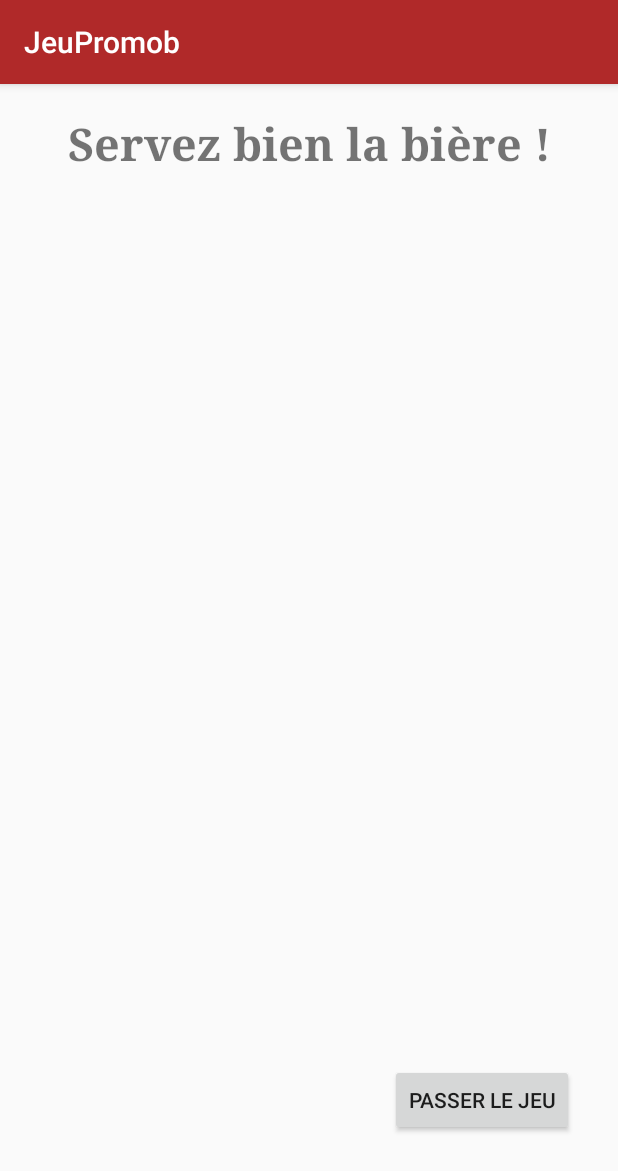
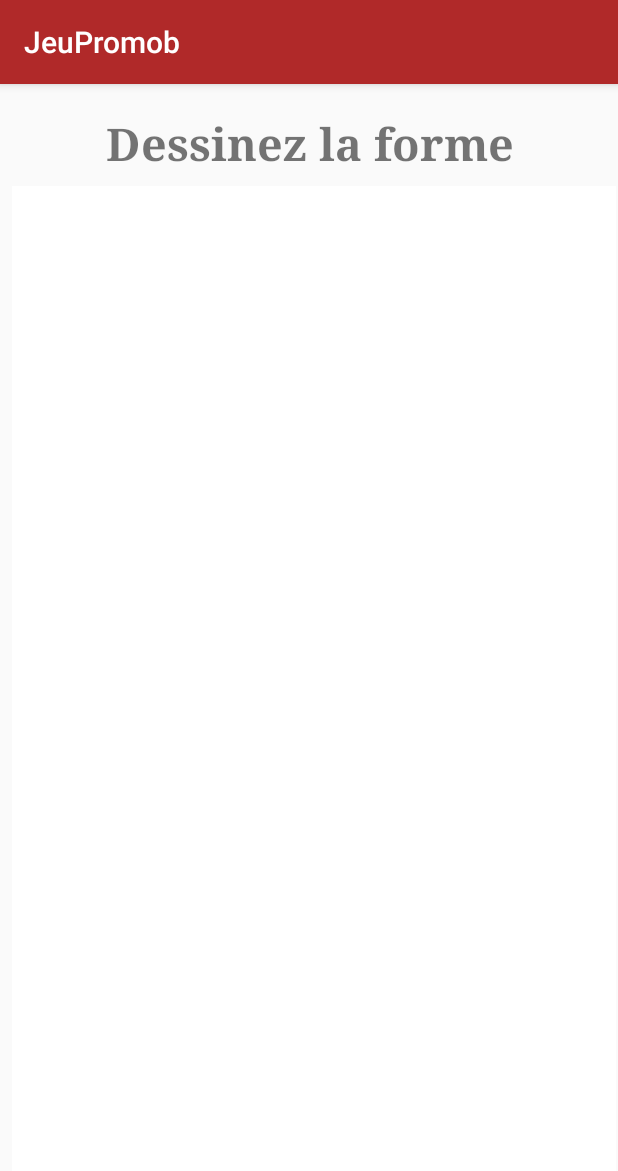
Before and after one commit to TripleDeluxe/JeuPromob, an Android app: the screen it shows after launch (MainActivity), after a tap on "PLAY", on a phone screen of 412 x 824 dp. Shown: the top 1171 px of the screen. Run offline under Robolectric (Android 15) with nearby library versions, the phone set to English and light mode, and no system bars.

Commit message:
jeu dessin implementation d'un mini paint

```diff
--- /dev/null
+++ b/app/src/main/java/com/iot/jeupromob/activity/ShapeGameFragment.java
@@ -0,0 +1,42 @@
+package com.iot.jeupromob.activity;
+
+import android.content.Context;
+import android.net.Uri;
+import android.os.Bundle;
+import android.support.v4.app.Fragment;
+import android.util.DisplayMetrics;
+import android.view.LayoutInflater;
+import android.view.View;
+import android.view.ViewGroup;
+
+import com.iot.jeupromob.R;
+import com.iot.jeupromob.util.PaintView;
+
+public class ShapeGameFragment extends Fragment {
+    private PaintView mPaintView;
+
+    public ShapeGameFragment() {
+    }
+
+    @Override
+    public void onCreate(Bundle savedInstanceState) {
+        super.onCreate(savedInstanceState);
+    }
+
+    @Override
+    public View onCreateView(LayoutInflater inflater, ViewGroup container,
+                             Bundle savedInstanceState) {
+        // Inflate the layout for this fragment
+        return inflater.inflate(R.layout.fragment_shape_game, container, false);
+    }
+
+    @Override
+    public void onStart(){
+        super.onStart();
+
+        mPaintView = (PaintView) getActivity().findViewById(R.id.paintView);
+        DisplayMetrics metrics = new DisplayMetrics();
+        getActivity().getWindowManager().getDefaultDisplay().getMetrics(metrics);
+        mPaintView.init(metrics);
+    }
+}
--- a/app/src/main/java/com/iot/jeupromob/util/GameManager.java
+++ b/app/src/main/java/com/iot/jeupromob/util/GameManager.java
@@ -8,6 +8,7 @@ import com.iot.jeupromob.activity.BeerGameFragment;
 import com.iot.jeupromob.activity.EndFragment;
 import com.iot.jeupromob.activity.PetitBacFragment;
 import com.iot.jeupromob.activity.QuizzGameFragment;
+import com.iot.jeupromob.activity.ShapeGameFragment;
 
 import java.util.ArrayList;
 import java.util.Arrays;
@@ -47,7 +48,8 @@ public class GameManager {
         gamesFragment = new Fragment[]{
                 new PetitBacFragment(),
                 new QuizzGameFragment(),
-                new BeerGameFragment()
+                new BeerGameFragment(),
+                new ShapeGameFragment()
         };
         gamesOrder = Random.shuffleArrayList(new ArrayList<Fragment>(Arrays.asList(gamesFragment)));
         mainActivity.getSupportFragmentManager().beginTransaction().replace(R.id.main_fragment, gamesOrder.get(0)).commit();
--- /dev/null
+++ b/app/src/main/java/com/iot/jeupromob/util/PaintView.java
@@ -0,0 +1,129 @@
+package com.iot.jeupromob.util;
+
+import android.content.Context;
+import android.graphics.Bitmap;
+import android.graphics.BlurMaskFilter;
+import android.graphics.Canvas;
+import android.graphics.Color;
+import android.graphics.EmbossMaskFilter;
+import android.graphics.MaskFilter;
+import android.graphics.Paint;
+import android.graphics.Path;
+import android.util.AttributeSet;
+import android.util.DisplayMetrics;
+import android.view.MotionEvent;
+import android.view.View;
+
+import java.util.ArrayList;
+
+public class PaintView extends View {
+    private final static int M_BRUSH_SIZE = 20;
+    private final static int M_COLOR = Color.BLACK;
+    private static final int M_BACKGROUND_COLOR = Color.WHITE;
+    private static final float M_TOUCH_TOLERANCE = 4;
+
+    private float mX, mY;
+    private Path mPath;
+    private Paint mPaint;
+    private Bitmap mBitmap;
+    private Canvas mCanvas;
+    private ArrayList<FingerPath> mFingerPaths = new ArrayList<>();
+    private Paint mBitmapPaint = new Paint(Paint.DITHER_FLAG);
+
+    public PaintView(Context context) {
+        super(context);
+    }
+
+    public PaintView(Context context, AttributeSet attrs) {
+        super(context, attrs);
+        mPaint = new Paint();
+        mPaint.setAntiAlias(true);
+        mPaint.setDither(true);
+        mPaint.setColor(M_COLOR);
+        mPaint.setStyle(Paint.Style.STROKE);
+        mPaint.setStrokeJoin(Paint.Join.ROUND);
+        mPaint.setStrokeCap(Paint.Cap.ROUND);
+        mPaint.setXfermode(null);
+        mPaint.setAlpha(0xff);
+    }
+
+    public void init(DisplayMetrics metrics) {
+        int height = metrics.heightPixels;
+        int width = metrics.widthPixels;
+
+        mBitmap = Bitmap.createBitmap(width, height, Bitmap.Config.ARGB_8888);
+        mCanvas = new Canvas(mBitmap);
+    }
+
+    public void clear() {
+        mFingerPaths.clear();
+        invalidate();
+    }
+
+    @Override
+    protected void onDraw(Canvas canvas) {
+        canvas.save();
+        mCanvas.drawColor(M_BACKGROUND_COLOR);
+
+        for (FingerPath fp : mFingerPaths) {
+            mPaint.setColor(fp.color);
+            mPaint.setStrokeWidth(fp.strokeWidth);
+            mPaint.setMaskFilter(null);
+
+            mCanvas.drawPath(fp.path, mPaint);
+
+        }
+
+        canvas.drawBitmap(mBitmap, 0, 0, mBitmapPaint);
+        canvas.restore();
+    }
+    private void touchStart(float x, float y) {
+        mPath = new Path();
+        FingerPath fp = new FingerPath(M_COLOR, false, false, M_BRUSH_SIZE, mPath);
+        mFingerPaths.add(fp);
+
+        mPath.reset();
+        mPath.moveTo(x, y);
+        mX = x;
+        mY = y;
+    }
+
+    private void touchMove(float x, float y) {
+        float dx = Math.abs(x - mX);
+        float dy = Math.abs(y - mY);
+
+        if (dx >= M_TOUCH_TOLERANCE || dy >= M_TOUCH_TOLERANCE) {
+            mPath.quadTo(mX, mY, (x + mX) / 2, (y + mY) / 2);
+            mX = x;
+            mY = y;
+        }
+    }
+
+    private void touchUp() {
+        mPath.lineTo(mX, mY);
+    }
+
+    @Override
+    public boolean onTouchEvent(MotionEvent event) {
+        float x = event.getX();
+        float y = event.getY();
+
+        switch(event.getAction()) {
+            case MotionEvent.ACTION_DOWN :
+                touchStart(x, y);
+                invalidate();
+                break;
+            case MotionEvent.ACTION_MOVE :
+                touchMove(x, y);
+                invalidate();
+                break;
+            case MotionEvent.ACTION_UP :
+                touchUp();
+                invalidate();
+                break;
+        }
+
+        return true;
+    }
+
+}
--- a/app/src/main/res/layout/fragment_beer_game.xml
+++ b/app/src/main/res/layout/fragment_beer_game.xml
@@ -17,7 +17,7 @@
         android:layout_marginEnd="7dp"
         android:layout_marginBottom="8dp"
         android:fontFamily="serif"
-        android:text="@string/beer_game_title"
+        android:text="@string/title_beer_game"
         android:textSize="30sp"
         android:textStyle="bold"
         app:layout_constraintBottom_toBottomOf="parent"
--- a/app/src/main/res/layout/fragment_petit_bac.xml
+++ b/app/src/main/res/layout/fragment_petit_bac.xml
@@ -27,11 +27,11 @@
     <TextView
         android:id="@+id/textViewTitlePetitBac2"
         android:layout_width="wrap_content"
-        android:layout_height="38dp"
+        android:layout_height="wrap_content"
         android:layout_marginEnd="8dp"
         android:layout_marginBottom="8dp"
         android:fontFamily="serif"
-        android:text="@string/petit_bac_title"
+        android:text="@string/title_petit_bac"
         android:textAlignment="center"
         android:textSize="30sp"
         android:textStyle="bold"
--- a/app/src/main/res/layout/fragment_quizz_game.xml
+++ b/app/src/main/res/layout/fragment_quizz_game.xml
@@ -29,7 +29,7 @@
         android:layout_width="wrap_content"
         android:layout_height="wrap_content"
         android:fontFamily="serif"
-        android:text="@string/question_game_title"
+        android:text="@string/title_question_game"
         android:textSize="30sp"
         android:textStyle="bold"
         app:layout_constraintBottom_toBottomOf="parent"
--- /dev/null
+++ b/app/src/main/res/layout/fragment_shape_game.xml
@@ -0,0 +1,49 @@
+<?xml version="1.0" encoding="utf-8"?>
+<android.support.constraint.ConstraintLayout xmlns:android="http://schemas.android.com/apk/res/android"
+    xmlns:app="http://schemas.android.com/apk/res-auto"
+    xmlns:tools="http://schemas.android.com/tools"
+    android:id="@+id/frameLayout2"
+    android:layout_width="match_parent"
+    android:layout_height="match_parent"
+    tools:context=".activity.ShapeGameFragment">
+
+    <TextView
+        android:id="@+id/textViewTitleBeerGame"
+        android:layout_width="wrap_content"
+        android:layout_height="wrap_content"
+        android:layout_marginStart="8dp"
+        android:layout_marginTop="8dp"
+        android:layout_marginEnd="7dp"
+        android:layout_marginBottom="11dp"
+        android:fontFamily="serif"
+        android:text="@string/title_shape_game"
+        android:textSize="30sp"
+        android:textStyle="bold"
+        app:layout_constraintBottom_toBottomOf="parent"
+        app:layout_constraintEnd_toEndOf="parent"
+        app:layout_constraintStart_toStartOf="parent"
+        app:layout_constraintTop_toTopOf="parent"
+        app:layout_constraintVertical_bias="0.016" />
+
+    <LinearLayout
+        android:id="@+id/fragment_shape_linea"
+        android:layout_width="0dp"
+        android:layout_height="0dp"
+        android:layout_marginStart="8dp"
+        android:layout_marginTop="8dp"
+        android:layout_marginEnd="1dp"
+        android:layout_marginBottom="8dp"
+        android:orientation="vertical"
+        android:textAlignment="center"
+        app:layout_constraintBottom_toBottomOf="parent"
+        app:layout_constraintEnd_toEndOf="parent"
+        app:layout_constraintStart_toStartOf="parent"
+        app:layout_constraintTop_toBottomOf="@+id/textViewTitleBeerGame">
+
+        <com.iot.jeupromob.util.PaintView
+            android:id="@+id/paintView"
+            android:layout_width="match_parent"
+            android:layout_height="match_parent" />
+    </LinearLayout>
+
+</android.support.constraint.ConstraintLayout>
--- a/app/src/main/res/values/strings.xml
+++ b/app/src/main/res/values/strings.xml
@@ -1,9 +1,10 @@
 <resources>
     <string name="app_name">JeuPromob</string>
     <string name="button_play">Play</string>
-    <string name="petit_bac_title">Petit bac</string>
-    <string name="question_game_title">Répondez vite !</string>
-    <string name="beer_game_title">Servez bien la bière !</string>
+    <string name="title_petit_bac">Petit bac</string>
+    <string name="title_question_game">Répondez vite</string>
+    <string name="title_beer_game">Servez bien la bière</string>
+    <string name="title_shape_game">Dessinez la forme</string>
     <string name="end_title">Bien joué !</string>
     <string name="button_pass_game">Passer le jeu</string>
     <string name="button_return_menu">Retour</string>
@@ -35,4 +36,7 @@
         <item>macron</item>
         <item>emmanuelmacron</item>
     </string-array>
+
+    <!-- TODO: Remove or change this placeholder text -->
+    <string name="hello_blank_fragment">Hello blank fragment</string>
 </resources>
```
Also changed, not shown: app/src/main/java/com/iot/jeupromob/util/FingerPath.java (added, +20 -0 lines).
